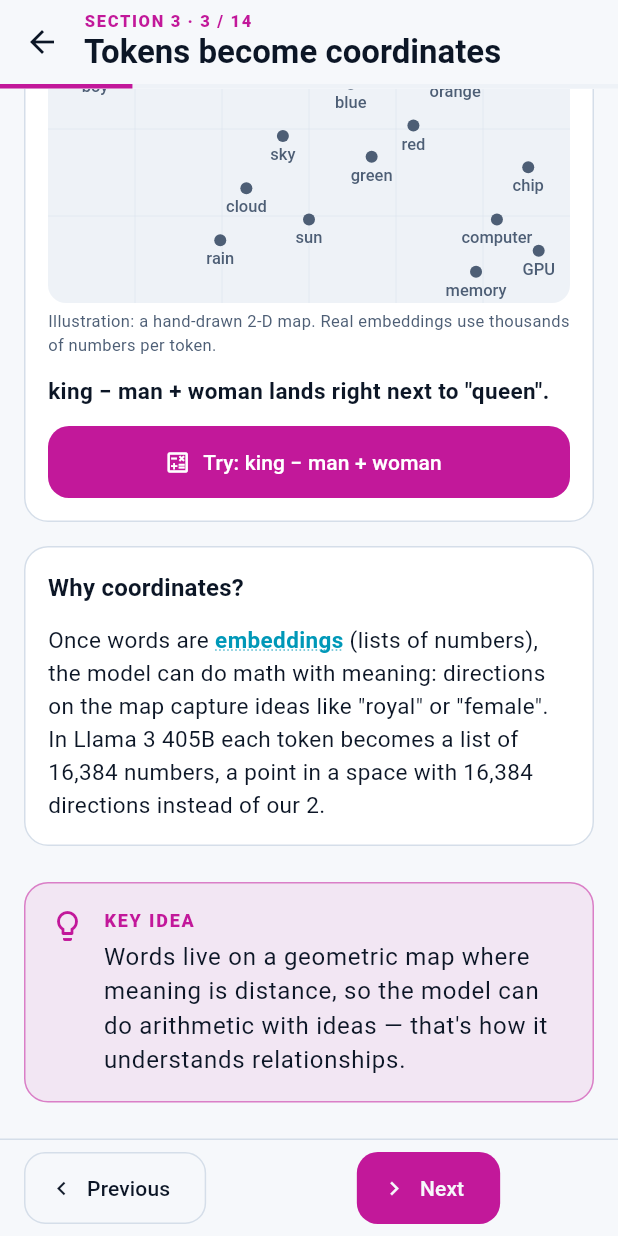
After one commit to levoniust/inside-the-machine-mind, a Flutter app: the S3EmbeddingsScreen screen opened directly, scrolled down 576 dp, after a tap on "Try: king − man + woman", on a phone screen of 412 x 824 dp. The commit adds this screen. Run offline on Flutter 3.47's test engine with Material 3 defaults, Android fonts, the phone set to English and light mode, and no system bars; our stand-ins replace flutter_tts, shared_preferences; accounts and stored records are empty.

Commit message:
s3_embeddings: map of meaning + king-man+woman

```diff
--- /dev/null
+++ b/lib/screens/s3/s3_embeddings.dart
@@ -0,0 +1,206 @@
+import 'package:flutter/material.dart';
+
+import '../../app/theme.dart';
+import '../../widgets/components.dart';
+import '../../widgets/lesson_scaffold.dart';
+import '../../widgets/term_text.dart';
+
+/// Section 3 · "Tokens become coordinates": a hand-drawn 2-D "map of meaning" (illustration; real
+/// embeddings have thousands of numbers). Tap a word to see its nearest neighbours; try king − man + woman.
+class S3EmbeddingsScreen extends StatelessWidget {
+  const S3EmbeddingsScreen({super.key});
+
+  @override
+  Widget build(BuildContext context) => const LessonScaffold(
+        lessonId: 's3_embeddings',
+        children: [_WordMap()],
+      );
+}
+
+/// Word → position on a 0..1 square. Clusters: royalty/people, animals, colours, sky & weather, tech.
+const wordMap = <String, Offset>{
+  'king': Offset(0.16, 0.18), 'queen': Offset(0.30, 0.13), 'prince': Offset(0.13, 0.30), 'princess': Offset(0.27, 0.26),
+  'man': Offset(0.12, 0.44), 'woman': Offset(0.26, 0.39), 'boy': Offset(0.09, 0.55), 'girl': Offset(0.23, 0.50),
+  'cat': Offset(0.70, 0.12), 'dog': Offset(0.80, 0.18), 'kitten': Offset(0.64, 0.22), 'puppy': Offset(0.76, 0.29),
+  'blue': Offset(0.58, 0.58), 'red': Offset(0.70, 0.66), 'green': Offset(0.62, 0.72), 'orange': Offset(0.78, 0.56),
+  'sky': Offset(0.45, 0.68), 'cloud': Offset(0.38, 0.78), 'sun': Offset(0.50, 0.84), 'rain': Offset(0.33, 0.88),
+  'computer': Offset(0.86, 0.84), 'chip': Offset(0.92, 0.74), 'GPU': Offset(0.94, 0.90), 'memory': Offset(0.82, 0.94),
+};
+
+List<MapEntry<String, double>> nearest(Offset p, {String? exclude, int n = 3}) {
+  final list = [
+    for (final e in wordMap.entries)
+      if (e.key != exclude) MapEntry(e.key, (e.value - p).distance),
+  ]..sort((a, b) => a.value.compareTo(b.value));
+  return list.take(n).toList();
+}
+
+class _WordMap extends StatefulWidget {
+  const _WordMap();
+
+  @override
+  State<_WordMap> createState() => _WordMapState();
+}
+
+class _WordMapState extends State<_WordMap> with SingleTickerProviderStateMixin {
+  String _picked = 'sky';
+  bool _math = false;
+  late final AnimationController _t = AnimationController(vsync: this, duration: const Duration(milliseconds: 1600));
+
+  Offset get mathResult => wordMap['king']! - wordMap['man']! + wordMap['woman']!;
+
+  void _startMath() {
+    setState(() => _math = true);
+    if (MediaQuery.maybeDisableAnimationsOf(context) ?? false) {
+      _t.value = 1;
+    } else {
+      _t.forward(from: 0);
+    }
+  }
+
+  @override
+  void dispose() {
+    _t.dispose();
+    super.dispose();
+  }
+
+  @override
+  Widget build(BuildContext context) {
+    final c = AppColors.of(context);
+    final near = nearest(wordMap[_picked]!, exclude: _picked);
+    final landed = nearest(mathResult).first.key;
+    return Column(
+      crossAxisAlignment: CrossAxisAlignment.stretch,
+      children: [
+        DemoCard(
+          title: 'A map of meaning',
+          child: Column(
+            crossAxisAlignment: CrossAxisAlignment.stretch,
+            children: [
+              Text('Tap a word. Words used in similar ways end up close together.', style: TextStyle(color: c.textDim)),
+              const SizedBox(height: Gap.m),
+              AspectRatio(
+                aspectRatio: 1,
+                child: LayoutBuilder(
+                  builder: (context, box) => GestureDetector(
+                    key: const ValueKey('emb-map'),
+                    onTapDown: (d) {
+                      final p = Offset(d.localPosition.dx / box.maxWidth, d.localPosition.dy / box.maxHeight);
+                      setState(() {
+                        _picked = nearest(p).first.key;
+                        _math = false;
+                      });
+                    },
+                    child: Semantics(
+                      label: 'Word map. Selected $_picked; nearest: ${near.map((e) => e.key).join(', ')}',
+                      child: AnimatedBuilder(
+                        animation: _t,
+                        builder: (_, _) => CustomPaint(
+                          painter: _MapPainter(_picked, near.map((e) => e.key).toList(), _math, _t.value, mathResult, c),
+                        ),
+                      ),
+                    ),
+                  ),
+                ),
+              ),
+              const SizedBox(height: Gap.xs),
+              Text('Illustration: a hand-drawn 2-D map. Real embeddings use thousands of numbers per token.',
+                  style: TextStyle(color: c.textDim, fontSize: 11)),
+              const SizedBox(height: Gap.m),
+              Text(
+                _math
+                    ? 'king − man + woman lands right next to "$landed".'
+                    : '"$_picked" is closest to: ${near.map((e) => e.key).join(', ')}.',
+                key: const ValueKey('emb-status'),
+                style: TextStyle(color: c.text, fontWeight: FontWeight.w600),
+              ),
+              const SizedBox(height: Gap.m),
+              FilledButton.icon(
+                key: const ValueKey('emb-math'),
+                style: FilledButton.styleFrom(backgroundColor: c.magenta, foregroundColor: Colors.white),
+                onPressed: _startMath,
+                icon: const Icon(Icons.calculate_outlined),
+                label: const Text('Try: king − man + woman'),
+              ),
+            ],
+          ),
+        ),
+        const SizedBox(height: Gap.l),
+        DemoCard(
+          title: 'Why coordinates?',
+          child: TermText(
+            'Once words are [[embeddings|embedding]] (lists of numbers), the model can do math with meaning: directions '
+            'on the map capture ideas like "royal" or "female". In Llama 3 405B each token becomes a list of 16,384 '
+            'numbers, a point in a space with 16,384 directions instead of our 2.',
+            style: TextStyle(color: c.text),
+          ),
+        ),
+      ],
+    );
+  }
+}
+
+class _MapPainter extends CustomPainter {
+  _MapPainter(this.picked, this.near, this.showMath, this.t, this.result, this.c);
+  final String picked;
+  final List<String> near;
+  final bool showMath;
+  final double t;
+  final Offset result;
+  final AppColors c;
+
+  @override
+  void paint(Canvas canvas, Size size) {
+    Offset px(Offset p) => Offset(p.dx * size.width, p.dy * size.height);
+    canvas.drawRRect(RRect.fromRectAndRadius(Offset.zero & size, const Radius.circular(12)), Paint()..color = c.surfaceHi);
+    final grid = Paint()
+      ..color = c.line.withValues(alpha: 0.5)
+      ..strokeWidth = 0.6;
+    for (var i = 1; i < 6; i++) {
+      canvas.drawLine(Offset(size.width * i / 6, 0), Offset(size.width * i / 6, size.height), grid);
+      canvas.drawLine(Offset(0, size.height * i / 6), Offset(size.width, size.height * i / 6), grid);
+    }
+    if (!showMath) {
+      for (final n in near) {
+        canvas.drawLine(px(wordMap[picked]!), px(wordMap[n]!), Paint()
+          ..color = c.magenta.withValues(alpha: 0.7)
+          ..strokeWidth = 2);
+      }
+    } else {
+      // king → (− man) → (+ woman), drawn step by step.
+      final k = wordMap['king']!, m = wordMap['man']!, w = wordMap['woman']!;
+      final mid = k + (w - m) * (t.clamp(0.0, 1.0));
+      final arrow = Paint()
+        ..color = c.lime
+        ..strokeWidth = 3
+        ..strokeCap = StrokeCap.round;
+      canvas.drawLine(px(m), px(w), Paint()
+        ..color = c.lime.withValues(alpha: 0.35)
+        ..strokeWidth = 2);
+      canvas.drawLine(px(k), px(mid), arrow);
+      canvas.drawCircle(px(mid), 7, Paint()..color = c.lime);
+      if (t >= 1) canvas.drawCircle(px(result), 16, Paint()..color = c.lime.withValues(alpha: 0.25));
+    }
+    for (final e in wordMap.entries) {
+      final isPicked = e.key == picked && !showMath;
+      final isNear = near.contains(e.key) && !showMath;
+      final p = px(e.value);
+      canvas.drawCircle(p, isPicked ? 6 : 4, Paint()..color = isPicked ? c.magenta : (isNear ? c.cyan : c.textDim));
+      final tp = TextPainter(
+        text: TextSpan(
+          text: e.key,
+          style: TextStyle(
+              fontFamily: 'Roboto',
+              fontSize: isPicked ? 13 : 11,
+              fontWeight: isPicked || isNear ? FontWeight.w800 : FontWeight.w500,
+              color: isPicked ? c.magenta : (isNear ? c.text : c.textDim)),
+        ),
+        textDirection: TextDirection.ltr,
+      )..layout();
+      tp.paint(canvas, p + Offset(-tp.width / 2, 6));
+    }
+  }
+
+  @override
+  bool shouldRepaint(_MapPainter old) => true;
+}
--- a/lib/screens/screen_registry.dart
+++ b/lib/screens/screen_registry.dart
@@ -17,6 +17,7 @@ import 's2/s2_scale_up.dart';
 import 's2/s2_train_it.dart';
 import 's3/s3_answer.dart';
 import 's3/s3_at_home.dart';
+import 's3/s3_embeddings.dart';
 import 's3/s3_loop.dart';
 import 's3/s3_sampling.dart';
 import 's3/s3_tokenize.dart';
@@ -40,6 +41,7 @@ final Map<String, WidgetBuilder> screenBuilders = {
   's2_big_small': (_) => const S2BigSmallScreen(),
   's3_tiny_model': (_) => const S3TinyModelScreen(),
   's3_tokenize': (_) => const S3TokenizeScreen(),
+  's3_embeddings': (_) => const S3EmbeddingsScreen(),
   's3_sampling': (_) => const S3SamplingScreen(),
   's3_loop': (_) => const S3LoopScreen(),
   's3_at_home': (_) => const S3AtHomeScreen(),
```
Also changed, not shown: 1 other file.
